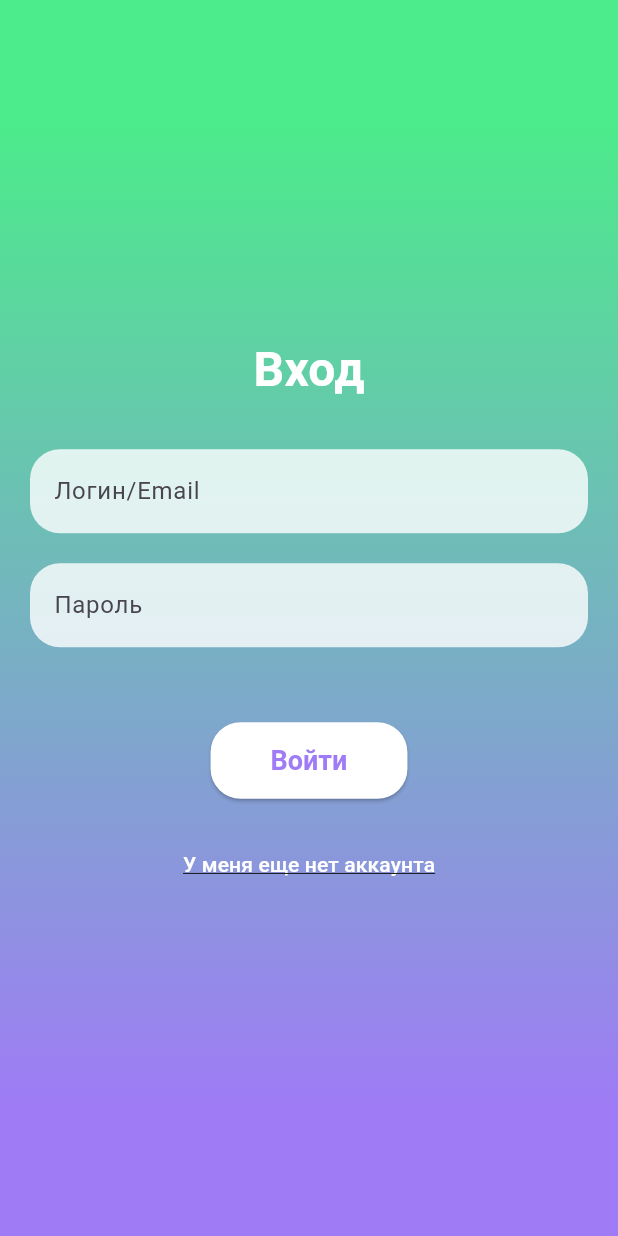
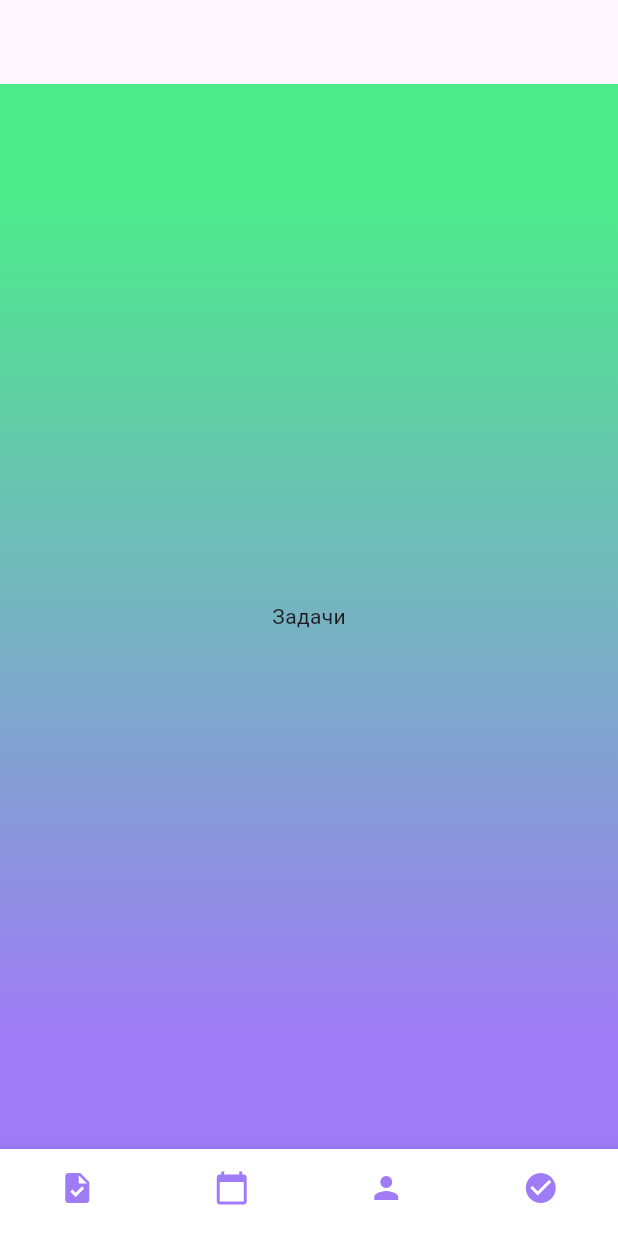
Before and after one commit to Germiningeld/zc_dodiddone, a Flutter app: the screen it shows after launch, after a tap on "Войти", on a phone screen of 412 x 824 dp. Run offline on Flutter 3.47's test engine with Material 3 defaults, Android fonts, the phone set to English and light mode, and no system bars.

Commit message:
main page

```diff
--- a/lib/pages/login_page.dart
+++ b/lib/pages/login_page.dart
@@ -1,5 +1,7 @@
 import 'package:flutter/material.dart';
 import 'package:zc_dodiddone/theme/theme.dart';
+
+import 'main_page.dart';
 
 class LoginPage extends StatefulWidget {
   const LoginPage({Key? key}) : super(key: key);
@@ -100,7 +102,10 @@ class _LoginPageState extends State<LoginPage> {
               // Login/Register Button
               ElevatedButton(
                 onPressed: () {
-                  // Handle login/registration logic here
+                  Navigator.pushReplacement(
+                    context,
+                    MaterialPageRoute(builder: (context) => const MainPage()),
+                  );
                 },
                 style: ElevatedButton.styleFrom(
                   backgroundColor: Colors.white,
--- /dev/null
+++ b/lib/pages/main_page.dart
@@ -0,0 +1,87 @@
+import 'package:flutter/material.dart';
+
+class MainPage extends StatefulWidget {
+  const MainPage({Key? key}) : super(key: key);
+
+  @override
+  State<MainPage> createState() => _MainPageState();
+}
+
+class _MainPageState extends State<MainPage> {
+  int _selectedIndex = 0;
+
+  static const List<Widget> _widgetOptions = <Widget>[
+    Text('Задачи'),
+    Text('Сегодня'),
+    Text('Профиль'),
+    Text('Выполнено'),
+  ];
+
+  void _onItemTapped(int index) {
+    setState(() {
+      _selectedIndex = index;
+    });
+  }
+
+  @override
+  Widget build(BuildContext context) {
+    return Scaffold(
+      appBar: AppBar(
+        backgroundColor: Colors.transparent, // Make AppBar transparent
+        elevation: 0, // Remove shadow
+      ),
+      body: Container( // Wrap the body with Container
+        decoration: BoxDecoration(
+          gradient: LinearGradient(
+            begin: Alignment.topCenter,
+            end: Alignment.bottomCenter,
+            colors: [
+              Theme.of(context).colorScheme.secondary,
+              Theme.of(context).colorScheme.primary,
+            ],
+            stops: const [0.1, 0.9], // Primary color takes 90%
+          ),
+        ),
+        child: Center(
+          child: _widgetOptions.elementAt(_selectedIndex),
+        ),
+      ),
+      bottomNavigationBar: BottomNavigationBar(
+        items: const <BottomNavigationBarItem>[
+          BottomNavigationBarItem(
+            icon: Icon(Icons.task),
+            label: 'Задачи',
+          ),
+          BottomNavigationBarItem(
+            icon: Icon(Icons.calendar_today),
+            label: 'Сегодня',
+          ),
+          BottomNavigationBarItem(
+            icon: Icon(Icons.person),
+            label: 'Профиль',
+          ),
+          BottomNavigationBarItem(
+            icon: Icon(Icons.check_circle),
+            label: 'Выполнено',
+          ),
+        ],
+        currentIndex: _selectedIndex,
+        onTap: _onItemTapped,
+        backgroundColor: Colors.white, // Set background color
+        selectedItemColor: Colors.blue, // Set selected item color
+        unselectedItemColor: Colors.grey, // Set unselected item color
+        // Add theme for BottomNavigationBar
+        type: BottomNavigationBarType.fixed, // Set type to fixed
+        showSelectedLabels: false, // Hide selected labels
+        showUnselectedLabels: false, // Hide unselected labels
+        // Set icon color to primary color
+        selectedIconTheme: IconThemeData(
+          color: Theme.of(context).colorScheme.primary,
+        ),
+        unselectedIconTheme: IconThemeData(
+          color: Theme.of(context).colorScheme.primary,
+        ),
+      ),
+    );
+  }
+}
```
